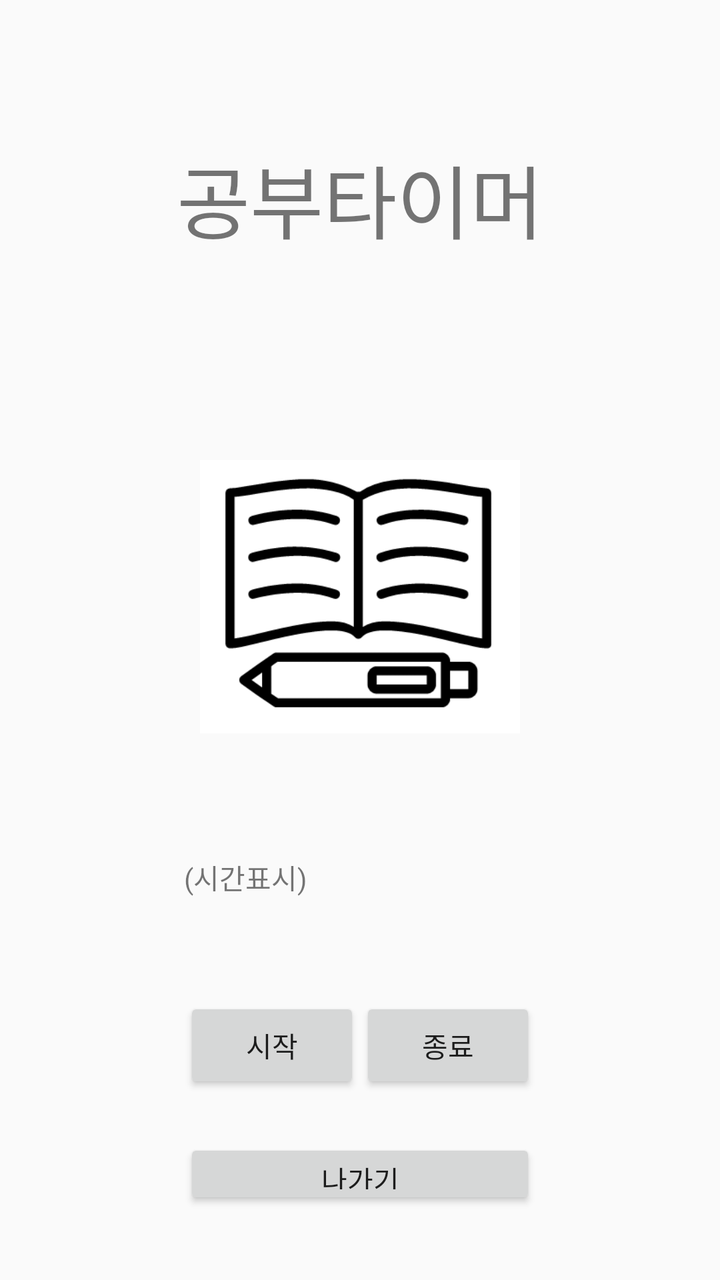
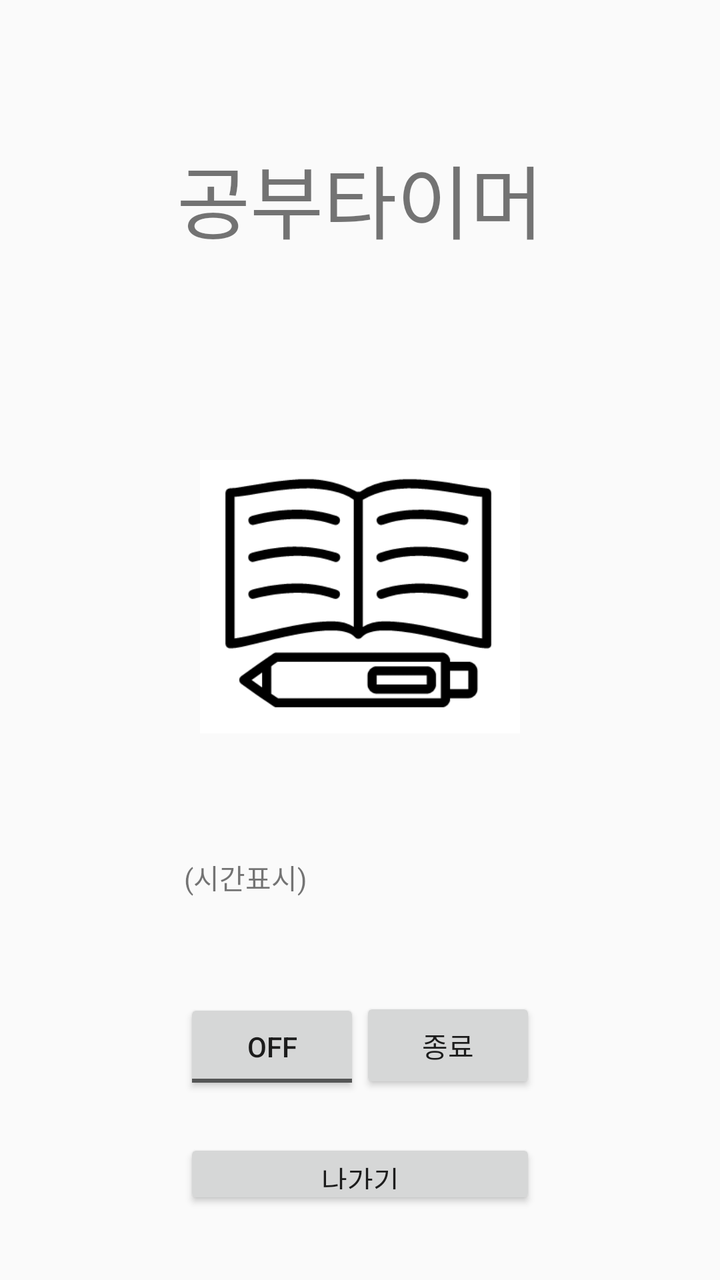

Before-and-after screenshots of an Android layout around one commit, followed by the original layout XML and the change that was made.
<!-- AndroidManifest.xml: application theme AppTheme -->
<!-- res/layout/activity_study_function.xml -->
<?xml version="1.0" encoding="utf-8"?>
<LinearLayout xmlns:android="http://schemas.android.com/apk/res/android"
    xmlns:app="http://schemas.android.com/apk/res-auto"
    xmlns:tools="http://schemas.android.com/tools"
    android:layout_width="match_parent"
    android:layout_height="match_parent"
    tools:context=".Study_function"
    android:orientation="vertical">


        <LinearLayout
            android:layout_width="match_parent"
            android:layout_height="match_parent"
            android:layout_gravity="center"
            android:orientation="vertical">
            <TextView
                android:layout_width="wrap_content"
                android:layout_height="wrap_content"
                android:layout_gravity="center"
                android:text="공부타이머"
                android:layout_marginTop="70dp"
                android:textSize="40dp"/>

            <ImageView
                android:id="@+id/study_state"
                android:src="@drawable/study_off"
                android:layout_gravity="center"
                android:layout_width="160dp"
                android:layout_height="160dp"
                android:layout_marginTop="90dp"/>

            <LinearLayout
                android:layout_width="wrap_content"
                android:layout_height="match_parent"
                android:orientation="vertical"
                android:layout_marginTop="50dp"
                android:layout_gravity="center"
                android:weightSum="3">
                <TextView
                    android:id="@+id/studytimer_time"
                    android:layout_width="wrap_content"
                    android:layout_height="0dp"
                    android:text="(시간표시)"
                    android:layout_weight="1"/>

                <LinearLayout
                    android:layout_width="wrap_content"
                    android:layout_height="0dp"
                    android:layout_gravity="center_horizontal"
                    android:layout_weight="1">
                    <Button
                        android:id="@+id/timer_start"
                        android:layout_width="wrap_content"
                        android:layout_height="wrap_content"
                        android:text="시작"
                        android:onClick="timerStart"/>
                    <Button
                        android:id="@+id/timer_finish"
                        android:layout_width="wrap_content"
                        android:layout_height="wrap_content"
                        android:text="종료"
                        android:onClick="timerFinish"/>
                </LinearLayout>

                <Button
                    android:layout_width="match_parent"
                    android:layout_height="0dp"
                    android:layout_weight="0.5"
                    android:text="나가기"
                    android:id="@+id/exit2"
                    android:onClick="onButton_exit2"/>
            </LinearLayout>



        </LinearLayout>


</LinearLayout>
<!-- resources referenced by this layout -->
<resources>
  <!-- drawable study_off: png bitmap (drawable, 7536 bytes) -->
  <style name="AppTheme" parent="Theme.AppCompat.Light.DarkActionBar">
          
          <item name="colorPrimary">@color/colorPrimary</item>
          <item name="colorPrimaryDark">@color/colorPrimaryDark</item>
          <item name="colorAccent">@color/colorAccent</item>
      </style>
  <color name="colorPrimary">#2B475E</color>
  <color name="colorPrimaryDark">#FFFFFF</color>
  <color name="colorAccent">#03DAC5</color>
</resources>

<!-- the commit's change to res/layout/activity_study_function.xml (unified diff, before → after) -->
@@ -48,11 +48,12 @@
                     android:layout_height="0dp"
                     android:layout_gravity="center_horizontal"
                     android:layout_weight="1">
-                    <Button
+                    <ToggleButton
                         android:id="@+id/timer_start"
                         android:layout_width="wrap_content"
                         android:layout_height="wrap_content"
-                        android:text="시작"
+                        android:textoff="시작"
+                        android:texton="중단"
                         android:onClick="timerStart"/>
                     <Button
                         android:id="@+id/timer_finish"
